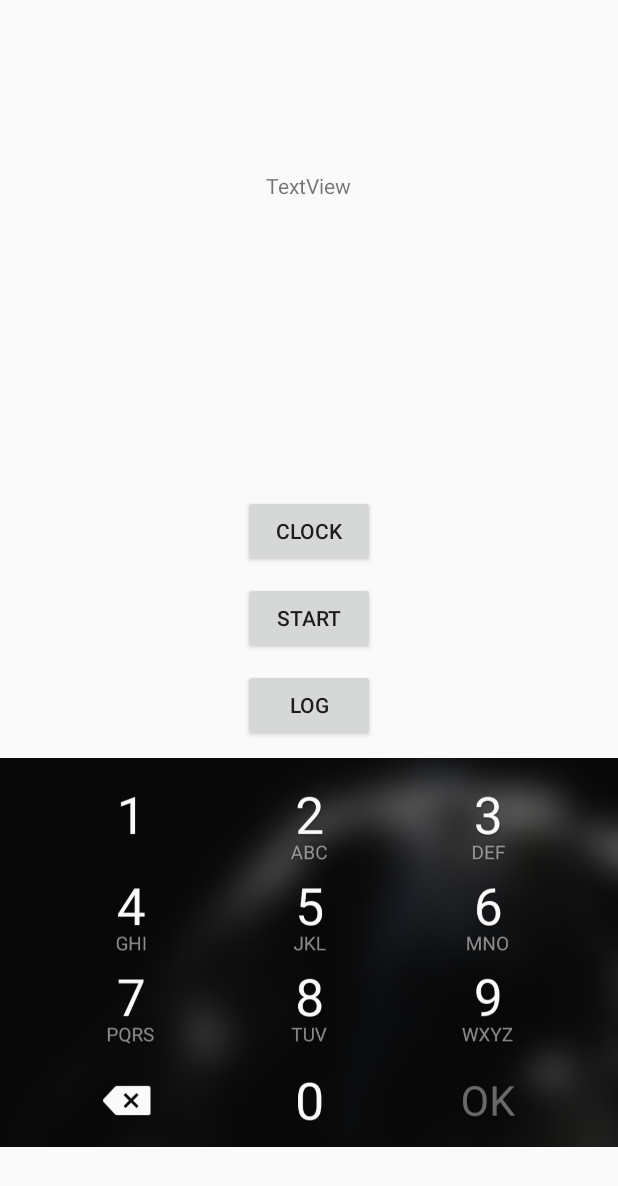
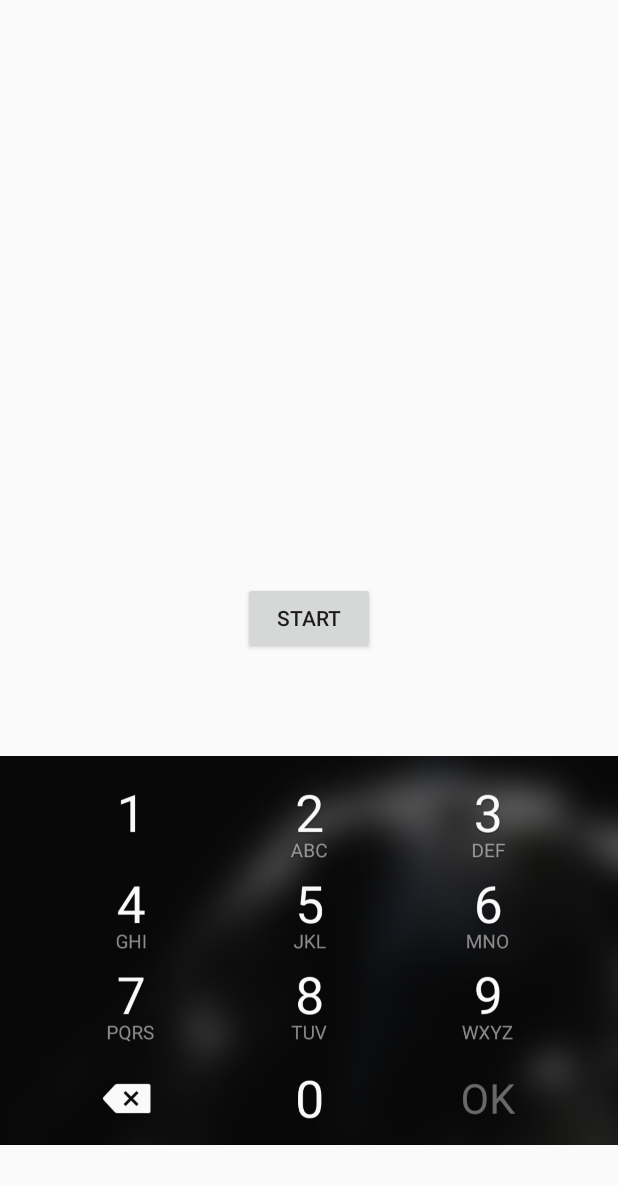
Before and after one commit to vermarish/app-BBBarometer, an Android app: the screen it shows after launch (MainActivity), after a tap on "STOP", on a phone screen of 412 x 824 dp. Shown: the top 1186 px of the screen. Run offline under Robolectric (Android 15) with nearby library versions, the phone set to English and light mode, and no system bars; our stand-ins replace Room's generated code; 2 other taps on this screen came first.

Commit message:
Remove unnecessary buttons

```diff
--- a/app/src/main/java/com/example/bigbrotherbarometer/MainActivity.java
+++ b/app/src/main/java/com/example/bigbrotherbarometer/MainActivity.java
@@ -37,9 +37,7 @@ public class MainActivity extends AppCompatActivity {
     private final int TYPE_TOUCH = -27;
     private AppDatabase db;
     private TidbitDao dao;
-    private long dT;
     SensorManager sm;
-    TextView textView1;
     List<Sensor> sensors;
     boolean recording;
     Set<Tidbit> data;
@@ -53,8 +51,6 @@ public class MainActivity extends AppCompatActivity {
                 Tidbit tidbit = new Tidbit(type, event.timestamp, values);
                 data.add(tidbit);
             }
-
-            textView1.setText(valueString(values));
         }
         private String valueString(float[] values) {
             if (values.length == 1) {
@@ -70,7 +66,7 @@ public class MainActivity extends AppCompatActivity {
         }
     };
 
-    @RequiresApi(api = Build.VERSION_CODES.JELLY_BEAN_MR1)
+    @RequiresApi(api = Build.VERSION_CODES.KITKAT)
     @Override
     protected void onCreate(Bundle savedInstanceState) {
         super.onCreate(savedInstanceState);
@@ -79,19 +75,9 @@ public class MainActivity extends AppCompatActivity {
         db = AppDatabase.getInstance(this);
         dao = db.tidbitDao();
 
-        final long elapsedRealTimeNanos = SystemClock.elapsedRealtimeNanos();
-        long uptimeMillis = SystemClock.uptimeMillis();
+        // final long elapsedRealTimeNanos = SystemClock.elapsedRealtimeNanos();
+        // long uptimeMillis = SystemClock.uptimeMillis();
 
-
-        final Button clock = findViewById(R.id.clock);
-        clock.setOnClickListener(new View.OnClickListener() {
-            public void onClick(View v) {
-                Tidbit millis = new Tidbit(-1, SystemClock.uptimeMillis(), 0);
-                Tidbit nanos = new Tidbit(-2, SystemClock.elapsedRealtimeNanos(), 0);
-                data.add(millis);
-                data.add(nanos);
-            }
-        });
 
         recording = false;
 
@@ -117,20 +103,13 @@ public class MainActivity extends AppCompatActivity {
            }
         });
 
-        final Button logger = findViewById(R.id.logData);
-        logger.setOnClickListener(new View.OnClickListener() {
-            @RequiresApi(api = Build.VERSION_CODES.KITKAT)
-            @Override
-            public void onClick(View view) {
-                log();
-            }
-        });
-
         final RelativeLayout relativeLayout = findViewById(R.id.relativeLayout);
         relativeLayout.setOnTouchListener(new View.OnTouchListener() {
             public boolean onTouch(View v, MotionEvent event) {
                 if (recording) {
-                    Tidbit tidbit = new Tidbit(TYPE_TOUCH,  event.getDownTime(), //motionTimeToSensorTime(event.getDownTime() % MOD),
+                    // event.getDownTime() uses a different clock than the sensor clock. That's okay,
+                    // we can just fix this in R using two clocking tidbits.
+                    Tidbit tidbit = new Tidbit(TYPE_TOUCH,  event.getDownTime(),
                             event.getX(), event.getY());
                     System.out.println(tidbit);
                     data.add(tidbit);
@@ -138,7 +117,30 @@ public class MainActivity extends AppCompatActivity {
                 return true;
             }
         });
-        textView1 = (TextView) findViewById(R.id.textView1);
+    }
+
+    @RequiresApi(api = Build.VERSION_CODES.KITKAT)
+    private void toggle() {
+        Button toggle = findViewById(R.id.toggleRecording);
+        recording = !recording;
+        if (recording) {
+            System.out.println("Recording...");
+            data = new TreeSet<>();
+            timestamp();
+            toggle.setText("STOP");
+        } else {
+            Toast.makeText(MainActivity.this, "Logging..", Toast.LENGTH_SHORT).show();
+            timestamp();
+            // write the data to database
+            for (Tidbit tidbit : data) {
+                dao.insert(tidbit);
+            }
+            // empty the data field
+            data = null;
+            // Toast.makeText(MainActivity.this, "Logged!", Toast.LENGTH_SHORT).show();
+            toggle.setText("START");
+            this.log();
+        }
     }
 
     /* Create csv file from internal database */
@@ -183,42 +185,14 @@ public class MainActivity extends AppCompatActivity {
         return date + " " + time;
     }
 
-    private long motionTimeToSensorTime(long motionTime) {
-        return 100000*motionTime + dT;
-    }
 
-    @RequiresApi(api = Build.VERSION_CODES.JELLY_BEAN_MR1)
-    private void toggle() {
-        Button toggle = findViewById(R.id.toggleRecording);
-        recording = !recording;
-        if (recording) {
-            System.out.println("Recording...");
-            data = new TreeSet<>();
-            timestamp();
-            toggle.setText("STOP");
-        } else {
-            Toast.makeText(MainActivity.this, "Logging..", Toast.LENGTH_SHORT).show();
-            timestamp();
-            // write the data to database
-            for (Tidbit tidbit : data) {
-                dao.insert(tidbit);
-            }
-            // empty the data field
-            data = null;
-            Toast.makeText(MainActivity.this, "Logged!", Toast.LENGTH_SHORT).show();
-            toggle.setText("START");
-        }
-    }
 
     @RequiresApi(api = Build.VERSION_CODES.JELLY_BEAN_MR1)
     private void timestamp() {
         Tidbit millis = new Tidbit(-1, SystemClock.uptimeMillis(), 0);
         Tidbit nanos = new Tidbit(-2, SystemClock.elapsedRealtimeNanos(), 0);
-        dT = SystemClock.elapsedRealtimeNanos() - SystemClock.uptimeMillis()*1000000;
         data.add(millis);
         data.add(nanos);
-        Tidbit delta = new Tidbit(-3, dT, 0);
-        data.add(delta);
     }
 
 
--- a/app/src/main/res/layout/activity_main.xml
+++ b/app/src/main/res/layout/activity_main.xml
@@ -7,22 +7,22 @@
     android:id="@+id/relativeLayout"
     tools:context=".MainActivity">
 
-    <TextView
-        android:id="@+id/textView1"
-        android:layout_width="wrap_content"
-        android:layout_height="wrap_content"
-        android:layout_centerHorizontal="true"
-        android:layout_marginTop="114dp"
-        android:text="TextView" />
-    <Button
-        android:id="@+id/clock"
-        android:layout_width="wrap_content"
-        android:layout_height="wrap_content"
-        android:layout_centerHorizontal="true"
-        android:layout_above="@+id/toggleRecording"
-        android:layout_marginBottom="10dp"
-        android:text="Clock"
-        />
+<!--    <TextView-->
+<!--        android:id="@+id/textView1"-->
+<!--        android:layout_width="wrap_content"-->
+<!--        android:layout_height="wrap_content"-->
+<!--        android:layout_centerHorizontal="true"-->
+<!--        android:layout_marginTop="114dp"-->
+<!--        android:text="TextView" />-->
+<!--    <Button-->
+<!--        android:id="@+id/clock"-->
+<!--        android:layout_width="wrap_content"-->
+<!--        android:layout_height="wrap_content"-->
+<!--        android:layout_centerHorizontal="true"-->
+<!--        android:layout_above="@+id/toggleRecording"-->
+<!--        android:layout_marginBottom="10dp"-->
+<!--        android:text="Clock"-->
+<!--        />-->
 
     <Button
         android:id="@+id/toggleRecording"
@@ -31,19 +31,20 @@
         android:layout_centerInParent="true"
         android:layout_marginLeft="100dp"
         android:text="@string/start" />  <!--TODO does text need to be @string? or can it be Java.lang.String?-->
-    <Button
-        android:id="@+id/logData"
-        android:layout_width="wrap_content"
-        android:layout_height="wrap_content"
-        android:layout_marginTop="10dp"
-        android:layout_below="@+id/toggleRecording"
-        android:layout_centerHorizontal="true"
-        android:text="@string/log"
-        />
+<!--    <Button-->
+<!--        android:id="@+id/logData"-->
+<!--        android:layout_width="wrap_content"-->
+<!--        android:layout_height="wrap_content"-->
+<!--        android:layout_marginTop="10dp"-->
+<!--        android:layout_below="@+id/toggleRecording"-->
+<!--        android:layout_centerHorizontal="true"-->
+<!--        android:text="@string/log"-->
+<!--        />-->
     <ImageView
         android:layout_width="wrap_content"
         android:layout_height="wrap_content"
-        android:layout_alignTop="@id/logData"
+        android:layout_marginTop="55dp"
+        android:layout_alignTop="@id/toggleRecording"
         android:src="@drawable/numpad"
         />
 </RelativeLayout>
```
